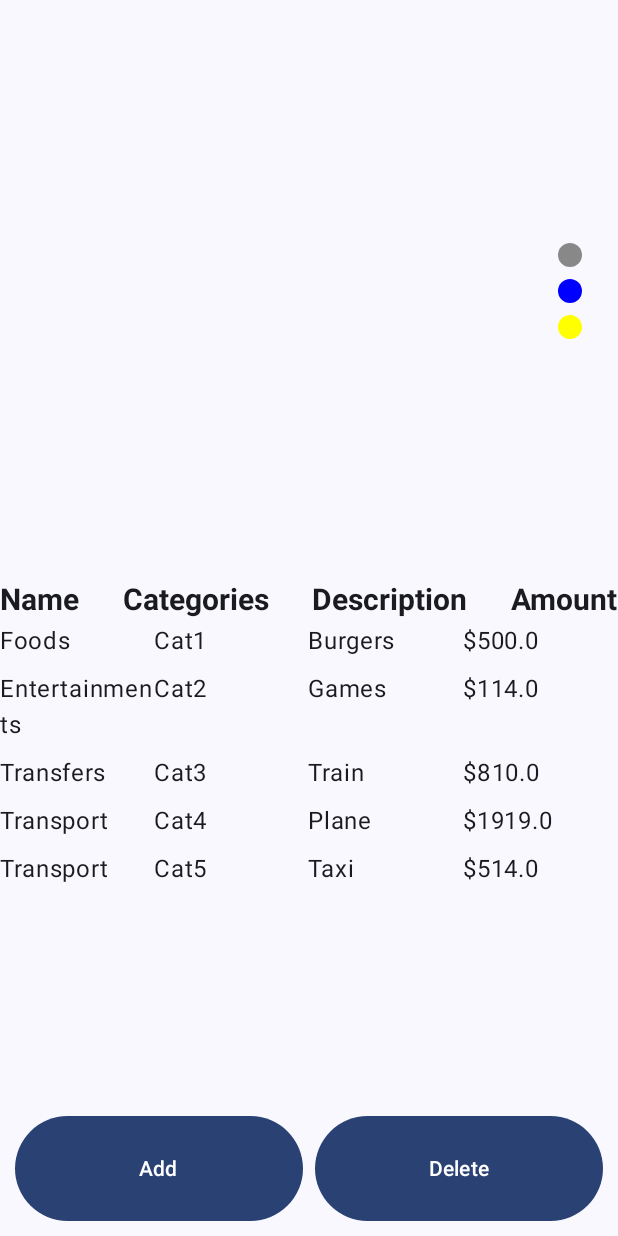
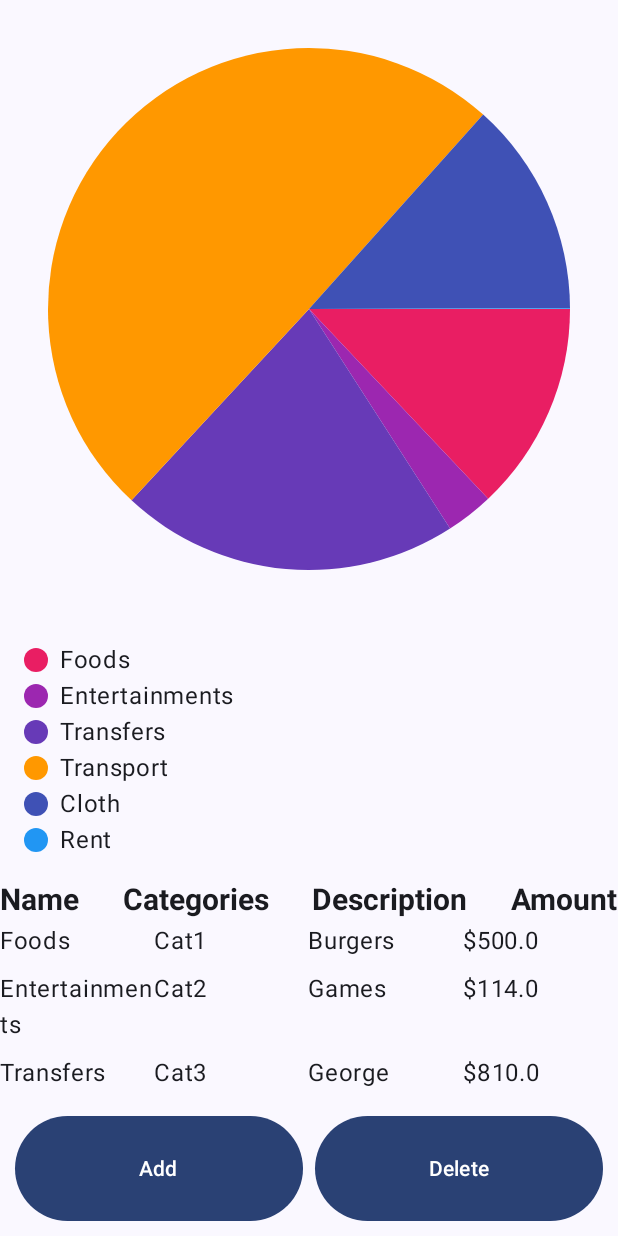
Before and after one commit to Thelilrex/Seamless, an Android app built with Jetpack Compose: the screen it shows after launch (MainActivity), on a phone screen of 412 x 824 dp. Run offline under Robolectric (Android 15) with nearby library versions, the phone set to English and light mode, and no system bars.

Commit message:
Update Piechart and Fixed PiechartLegends

```diff
--- a/app/src/main/java/com/example/seamless/ui/screens/PersonalIncomeScreen.kt
+++ b/app/src/main/java/com/example/seamless/ui/screens/PersonalIncomeScreen.kt
@@ -46,14 +46,10 @@ fun PersonalIncomesScreen() {
     var browseItem = listOf(
         BrowseItem(1, "Foods", "Cat1", "Burgers", 500.0),
         BrowseItem(2, "Entertainments", "Cat2", "Games", 114.0),
-        BrowseItem(3, "Transfers", "Cat3", "Train", 810.0),
-        BrowseItem(4, "Transport", "Cat4", "Plane", 1919.0),
-        BrowseItem(5, "Transport", "Cat5", "Taxi", 514.0),
-        BrowseItem(6, "Transport", "Cat6", "Bus", 2.0),
-        BrowseItem(7, "Transport", "Cat7", "Car", 10.0),
-        BrowseItem(8, "Transport", "Cat8", "Car1", 3.0),
-        BrowseItem(9, "Transport", "Cat9", "Car2", 2.0),
-        BrowseItem(10, "Transport", "Cat10", "Car3", 14.0),
+        BrowseItem(3, "Transfers", "Cat3", "George", 810.0),
+        BrowseItem(4, "Transport", "Cat4", "Taxi", 1919.0),
+        BrowseItem(5, "Cloth", "Cat5", "Shirts", 514.0),
+        BrowseItem(6, "Rent", "Cat6", "House", 2.0),
     )
     val showDialog = remember { mutableStateOf(false) }
     val buttonDouble1 = remember { mutableStateOf(0.0) }
@@ -70,30 +66,48 @@ fun PersonalIncomesScreen() {
         incomeValue2.value.toFloatOrNull() ?: 0f,
         incomeValue3.value.toFloatOrNull() ?: 0f
     )
-    val pieChartColors = listOf(Color.Gray, Color.Blue, Color.Yellow)
+    val pieChartColors = listOf(
+        Color(0xFFE91E63),
+        Color(0xFF9C27B0),
+        Color(0xFF673AB7),
+        Color(0xFFFF9800),
+        Color(0xFF3F51B5),
+        Color(0xFF2196F3),
+        Color(0xFF00BCD4),
+        Color(0xFF009688),
+        Color(0xFF4CAF50),
+        Color(0xFF8BC34A),
+        Color(0xFFCDDC39),
+        Color(0xFFFFEB3B),
+        Color(0xFFFFC107),
+        Color(0xFFFF5722),
+        Color(0xFF795548),
+        Color(0xFF9E9E9E),
+        Color(0xFF607D8B)
+    )
     val incomeTypes = listOf(incomeType1.value, incomeType2.value, incomeType3.value)
 
     Column(modifier = Modifier.fillMaxHeight()) {
 
         Column {
-            Column(modifier = Modifier.weight(1f)) {
+            Column(modifier = Modifier.weight(0.8f)) {
                 Row(modifier = Modifier.padding(16.dp)) {
                     PersonalIncomesPieChart(
-                        data = pieChartData,
+                        browseItems = browseItem,
                         colors = pieChartColors,
                         modifier = Modifier
-                            .weight(1f)
-                            .align(Alignment.CenterVertically)
                     )
+                }
+                Row(modifier = Modifier.padding(16.dp)) {
                     PersonalIncomeLegend(
-                        incomeTypes = incomeTypes,
+                        browseItems = browseItem,
                         colors = pieChartColors,
                         modifier = Modifier.align(Alignment.CenterVertically)
                     )
                 }
                 BrowseItemsLayout(browseItem)
             }
-            Column(modifier = Modifier.weight(0.4f)) {
+            Column(modifier = Modifier.weight(0.1f)) {
                 Spacer(modifier = Modifier.weight(1f))
                 Row(
                     modifier = Modifier
@@ -172,43 +186,48 @@ fun PersonalIncomesScreen() {
 
 
 @Composable
-fun PersonalIncomesPieChart(data: List<Float>, colors: List<Color>, modifier: Modifier = Modifier) {
+fun PersonalIncomesPieChart(
+    browseItems: List<BrowseItem>,
+    colors: List<Color>,
+    modifier: Modifier = Modifier
+) {
     Box(
         modifier = modifier
             .padding(16.dp)
             .aspectRatio(1f)
     ) {
         Canvas(modifier = Modifier.fillMaxSize()) {
-            val total = data.sum()
+            val total = browseItems.sumOf {it.amount}
             var startAngle = 0f
-            data.forEachIndexed { index, value ->
-                val angle = (value / total) * 360f
+            browseItems.forEachIndexed { index, item ->
+                val angle = (item.amount.toFloat() / total) * 360f
                 val color = colors.getOrElse(index) { Color.Black }
                 drawArc(
                     color = color,
                     startAngle = startAngle,
-                    sweepAngle = angle,
+                    sweepAngle = angle.toFloat(),
                     useCenter = true,
                     topLeft = Offset.Zero,
                     size = Size(size.width, size.height)
                 )
-                startAngle += angle
+                startAngle += angle.toFloat()
             }
         }
     }
 }
 
 @Composable
-fun PersonalIncomeLegend(incomeTypes: List<String>, colors: List<Color>, modifier: Modifier = Modifier) {
+fun PersonalIncomeLegend(browseItems: List<BrowseItem>, colors: List<Color>, modifier: Modifier = Modifier) {
     Column(modifier = modifier) {
-        incomeTypes.forEachIndexed { index, incomeType ->
+        browseItems.forEachIndexed { index, item ->
             Row(verticalAlignment = Alignment.CenterVertically) {
-                Box(modifier = Modifier
-                    .size(16.dp)
-                    .background(color = colors.getOrElse(index) { Color.Black }, shape = CircleShape)
+                Box(
+                    modifier = Modifier
+                        .size(16.dp)
+                        .background(color = colors.getOrElse(index) { Color.Black }, shape = CircleShape)
                 )
                 Spacer(modifier = Modifier.width(8.dp))
-                Text(text = incomeType)
+                Text(text = item.name)
             }
         }
     }
```
